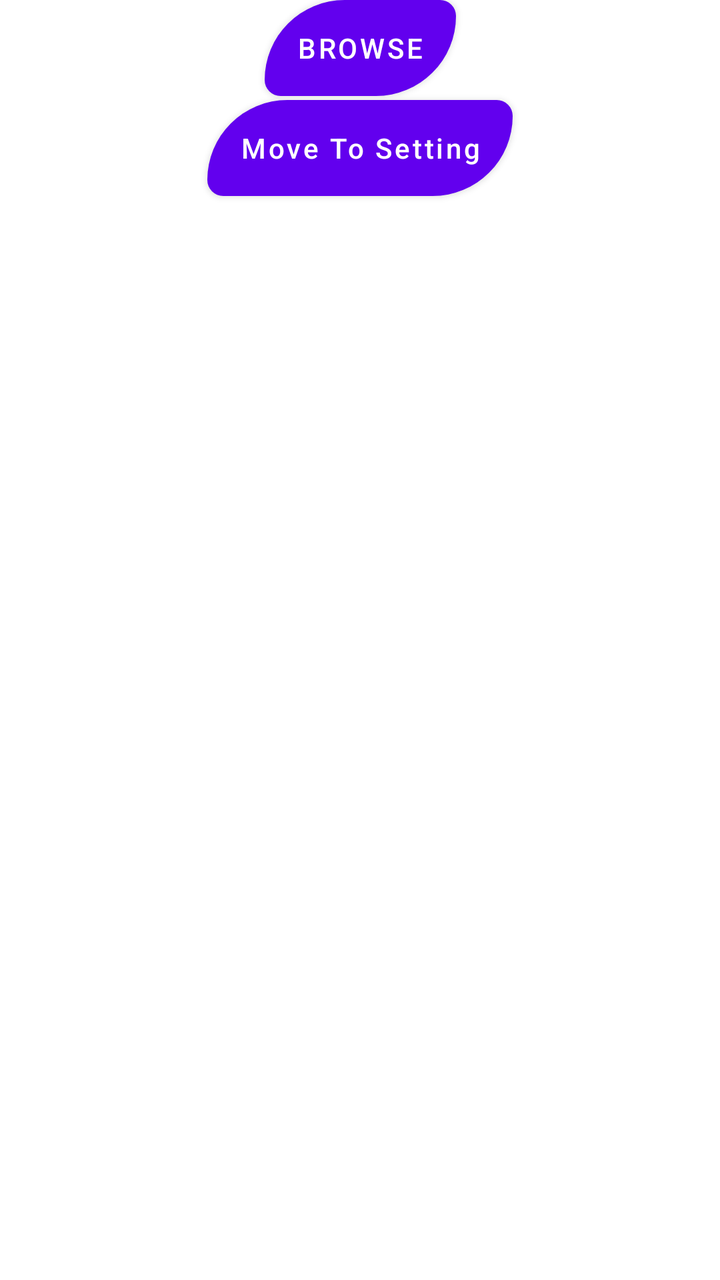
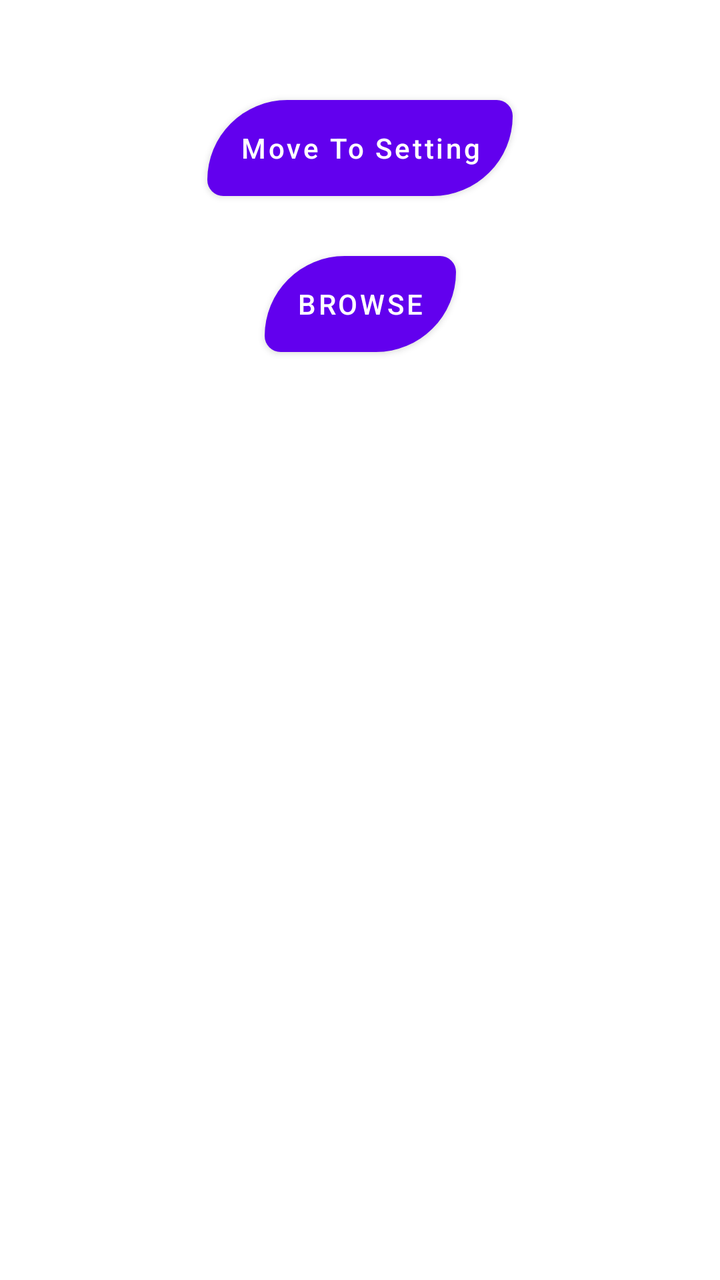

The first picture is an Android layout as it rendered before a commit; the second is the same layout after the commit. The layout source and the unified diff follow.
<!-- AndroidManifest.xml: application theme Theme.Intent -->
<!-- res/layout/activity_home.xml -->
<?xml version="1.0" encoding="utf-8"?>
<androidx.constraintlayout.widget.ConstraintLayout xmlns:android="http://schemas.android.com/apk/res/android"
    xmlns:app="http://schemas.android.com/apk/res-auto"
    xmlns:tools="http://schemas.android.com/tools"
    android:layout_width="match_parent"
    android:layout_height="match_parent"
    tools:context=".activity.HomeActivity">

    <Button
        android:id="@+id/homeBtn"
        android:layout_width="wrap_content"
        android:layout_height="wrap_content"
        android:text="@string/home_Btn_text"
        android:background="@drawable/rounded_corners"
        android:textAllCaps="false"
        android:backgroundTint="@null"
        android:layout_marginTop="50dp"
        app:layout_constraintEnd_toEndOf="parent"
        app:layout_constraintStart_toStartOf="parent"
        app:layout_constraintTop_toTopOf="parent" />

    <Button
        android:id="@+id/browserBtn"
        android:layout_width="wrap_content"
        android:layout_height="wrap_content"
        android:text="@string/browse_btn_txt"
        android:background="@drawable/rounded_corners"
        android:backgroundTint="@null"
        android:textAllCaps="false"
        android:layout_marginTop="@dimen/default_margin"
        app:layout_constraintStart_toStartOf="parent"
        app:layout_constraintEnd_toEndOf="parent"/>

</androidx.constraintlayout.widget.ConstraintLayout>
<!-- resources referenced by this layout -->
<resources>
  <dimen name="default_margin">30dp</dimen>
  <!-- drawable rounded_corners (drawable) -->
  <?xml version="1.0" encoding="utf-8"?>
  <shape xmlns:android="http://schemas.android.com/apk/res/android"
      android:shape="rectangle">
      <solid android:color="#0369a1"/>
      <corners
          android:topLeftRadius="@dimen/maximum_corner_radius"
          android:topRightRadius="@dimen/minimum_corner_radius"
          android:bottomRightRadius="@dimen/maximum_corner_radius"
          android:bottomLeftRadius="@dimen/minimum_corner_radius"/>
      <stroke android:width="@dimen/zero"/>
      <padding
          android:left="@dimen/default_padding"
          android:top="@dimen/default_padding"
          android:right="@dimen/default_padding"
          android:bottom="@dimen/default_padding"/>
  </shape>
  <string name="browse_btn_txt">BROWSE</string>
  <string name="home_Btn_text">Move To Setting</string>
  <style name="Theme.Intent" parent="Theme.MaterialComponents.DayNight.DarkActionBar">
          
          <item name="colorPrimary">@color/purple_500</item>
          <item name="colorPrimaryVariant">@color/purple_700</item>
          <item name="colorOnPrimary">@color/white</item>
          
          <item name="colorSecondary">@color/teal_200</item>
          <item name="colorSecondaryVariant">@color/teal_700</item>
          <item name="colorOnSecondary">@color/black</item>
          
          <item name="android:statusBarColor">?attr/colorPrimaryVariant</item>
          
      </style>
  <dimen name="maximum_corner_radius">50dp</dimen>
  <dimen name="minimum_corner_radius">10dp</dimen>
  <dimen name="zero">0dp</dimen>
  <dimen name="default_padding">5dp</dimen>
  <color name="purple_500">#FF6200EE</color>
  <color name="purple_700">#FF3700B3</color>
  <color name="white">#FFFFFFFF</color>
  <color name="teal_200">#FF03DAC5</color>
  <color name="teal_700">#FF018786</color>
  <color name="black">#FF000000</color>
</resources>

<!-- the commit's change to res/layout/activity_home.xml (unified diff, before → after) -->
@@ -29,6 +29,7 @@
         android:textAllCaps="false"
         android:layout_marginTop="@dimen/default_margin"
         app:layout_constraintStart_toStartOf="parent"
-        app:layout_constraintEnd_toEndOf="parent"/>
+        app:layout_constraintEnd_toEndOf="parent"
+        app:layout_constraintTop_toBottomOf="@id/homeBtn"/>
 
 </androidx.constraintlayout.widget.ConstraintLayout>
